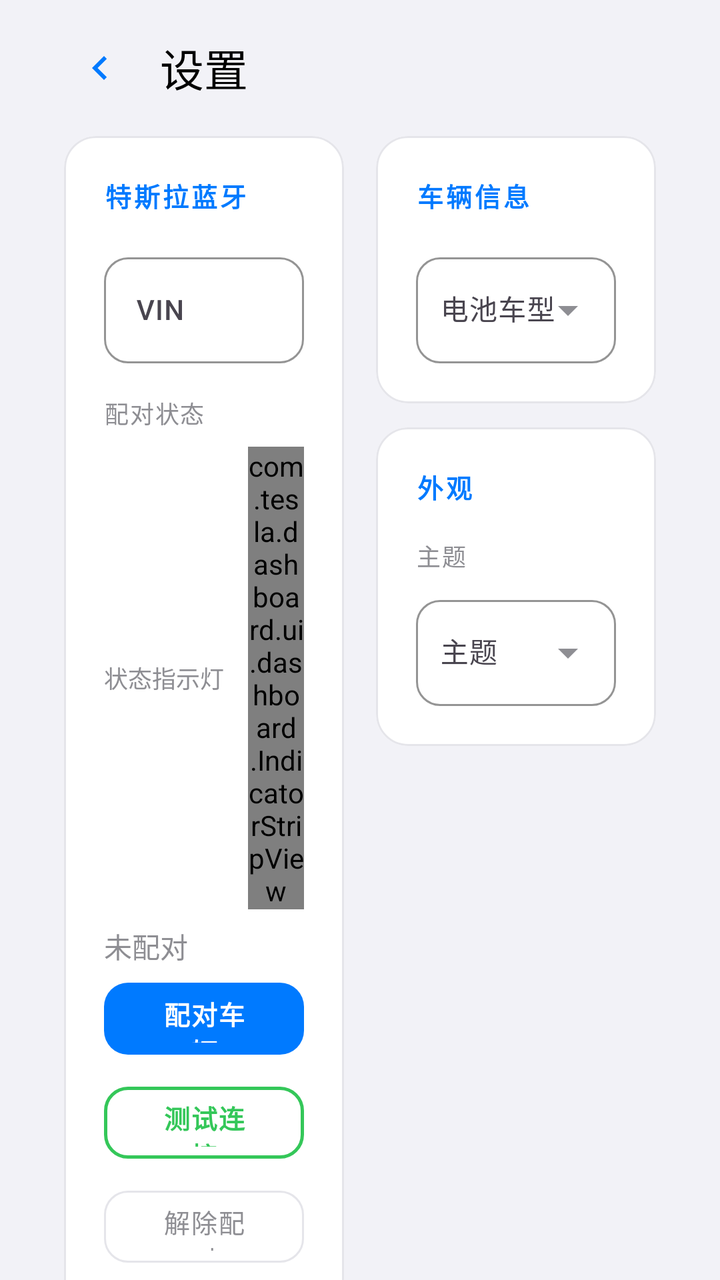
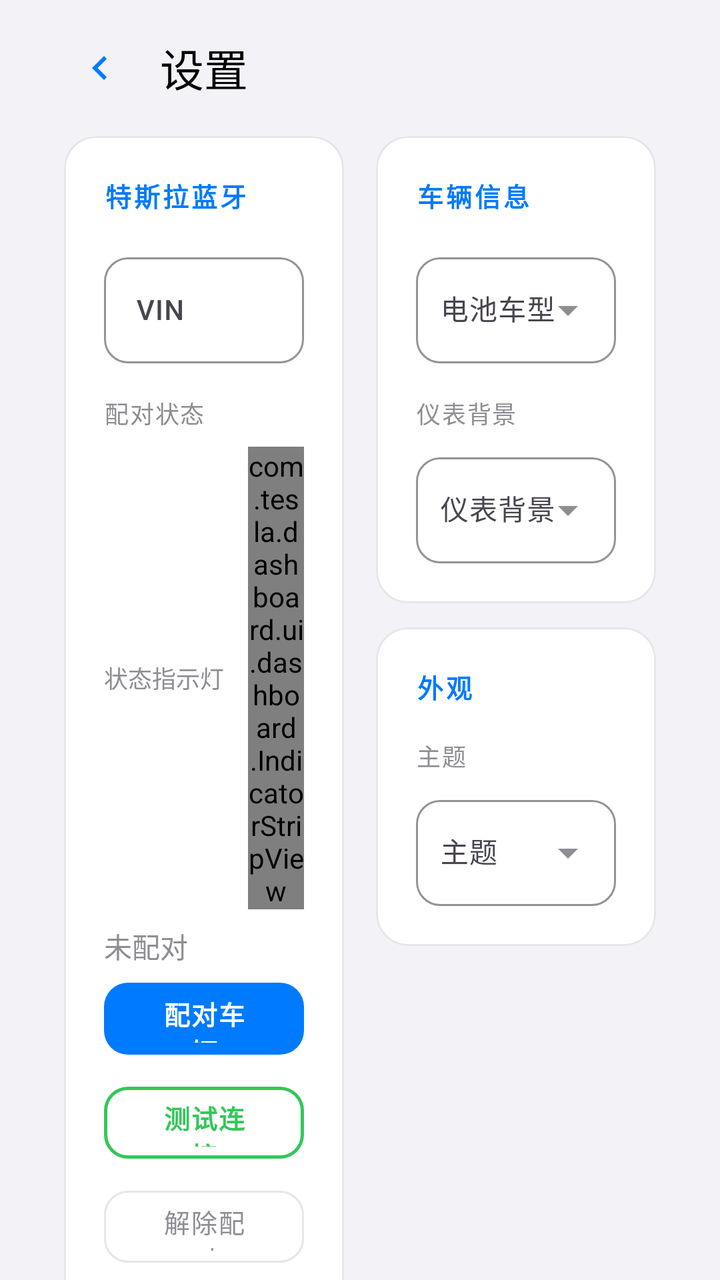

The first picture is an Android layout as it rendered before a commit; the second is the same layout after the commit. The layout source and the unified diff follow.
<!-- AndroidManifest.xml: application theme Theme.TeslaDashboard -->
<!-- res/layout/activity_settings.xml -->
<?xml version="1.0" encoding="utf-8"?>
<ScrollView xmlns:android="http://schemas.android.com/apk/res/android"
    xmlns:app="http://schemas.android.com/apk/res-auto"
    android:id="@+id/rootScroll"
    android:layout_width="match_parent"
    android:layout_height="match_parent"
    android:background="@color/background_dark"
    android:fillViewport="true"
    android:scrollbars="none">

    <LinearLayout
        android:layout_width="match_parent"
        android:layout_height="wrap_content"
        android:orientation="vertical"
        android:paddingStart="32dp"
        android:paddingEnd="32dp"
        android:paddingTop="16dp"
        android:paddingBottom="16dp">

        

        <LinearLayout
            android:layout_width="match_parent"
            android:layout_height="wrap_content"
            android:gravity="center_vertical"
            android:orientation="horizontal"
            android:layout_marginBottom="16dp">

            
            <ImageButton
                android:id="@+id/btnBack"
                android:layout_width="36dp"
                android:layout_height="36dp"
                android:background="?attr/selectableItemBackgroundBorderless"
                android:contentDescription="@string/title_settings"
                android:src="@drawable/ic_arrow_back"
                app:tint="@color/accent_cyan" />

            
            <TextView
                android:id="@+id/tvTitle"
                android:layout_width="0dp"
                android:layout_height="wrap_content"
                android:layout_marginStart="12dp"
                android:layout_weight="1"
                android:fontFamily="sans-serif-medium"
                android:text="@string/title_settings"
                android:textColor="@color/text_primary"
                android:textSize="22sp" />

        </LinearLayout>

        

        <LinearLayout
            android:layout_width="match_parent"
            android:layout_height="wrap_content"
            android:orientation="horizontal"
            android:baselineAligned="false">

            

            <LinearLayout
                android:layout_width="0dp"
                android:layout_height="wrap_content"
                android:layout_weight="1"
                android:layout_marginEnd="8dp"
                android:orientation="vertical">

                
                <com.google.android.material.card.MaterialCardView
                    android:id="@+id/cardTeslaBle"
                    android:layout_width="match_parent"
                    android:layout_height="wrap_content"
                    app:cardBackgroundColor="@color/surface_dark"
                    app:cardCornerRadius="16dp"
                    app:cardElevation="0dp"
                    app:strokeColor="@color/divider"
                    app:strokeWidth="1dp">

                    <LinearLayout
                        android:layout_width="match_parent"
                        android:layout_height="wrap_content"
                        android:orientation="vertical"
                        android:padding="20dp">

                        
                        <TextView
                            android:id="@+id/tvSectionBle"
                            android:layout_width="wrap_content"
                            android:layout_height="wrap_content"
                            android:layout_marginBottom="16dp"
                            android:fontFamily="sans-serif-medium"
                            android:letterSpacing="0.1"
                            android:text="@string/settings_tesla_ble"
                            android:textColor="@color/accent_cyan"
                            android:textSize="13sp"
                            android:textStyle="bold" />

                        
                        <com.google.android.material.textfield.TextInputLayout
                            android:id="@+id/tilVin"
                            style="@style/Widget.Material3.TextInputLayout.OutlinedBox"
                            android:layout_width="match_parent"
                            android:layout_height="wrap_content"
                            android:layout_marginBottom="16dp"
                            android:hint="@string/settings_vin"
                            app:boxCornerRadiusBottomEnd="12dp"
                            app:boxCornerRadiusBottomStart="12dp"
                            app:boxCornerRadiusTopEnd="12dp"
                            app:boxCornerRadiusTopStart="12dp"
                            app:boxStrokeColor="@color/accent_cyan">

                            <com.google.android.material.textfield.TextInputEditText
                                android:id="@+id/etVin"
                                android:layout_width="match_parent"
                                android:layout_height="wrap_content"
                                android:fontFamily="sans-serif-medium"
                                android:inputType="textCapCharacters"
                                android:maxLength="17"
                                android:textColor="@color/text_primary"
                                android:textSize="14sp" />

                        </com.google.android.material.textfield.TextInputLayout>

                        
                        <TextView
                            android:layout_width="wrap_content"
                            android:layout_height="wrap_content"
                            android:layout_marginBottom="8dp"
                            android:fontFamily="sans-serif-medium"
                            android:letterSpacing="0.05"
                            android:text="@string/settings_pairing_status"
                            android:textColor="@color/text_secondary"
                            android:textSize="12sp" />

                        
                        <LinearLayout
                            android:layout_width="match_parent"
                            android:layout_height="wrap_content"
                            android:layout_marginBottom="8dp"
                            android:gravity="center_vertical"
                            android:orientation="horizontal">

                            <TextView
                                android:layout_width="wrap_content"
                                android:layout_height="wrap_content"
                                android:fontFamily="sans-serif-medium"
                                android:text="@string/settings_indicators"
                                android:textColor="@color/text_secondary"
                                android:textSize="12sp" />

                            <com.tesla.dashboard.ui.dashboard.IndicatorStripView
                                android:id="@+id/indicatorStrip"
                                android:layout_width="wrap_content"
                                android:layout_height="wrap_content"
                                android:layout_marginStart="12dp"
                                app:isvIndicatorSize="24dp"
                                app:isvIndicatorSpacing="16dp" />
                        </LinearLayout>

                        
                        <TextView
                            android:id="@+id/tvPairingStatus"
                            android:layout_width="wrap_content"
                            android:layout_height="wrap_content"
                            android:layout_marginBottom="4dp"
                            android:fontFamily="sans-serif-medium"
                            android:text="@string/settings_not_paired"
                            android:textColor="@color/text_secondary"
                            android:textSize="14sp" />

                        
                        <TextView
                            android:id="@+id/tvPairingProgress"
                            android:layout_width="wrap_content"
                            android:layout_height="wrap_content"
                            android:layout_marginBottom="16dp"
                            android:fontFamily="sans-serif-medium"
                            android:textColor="@color/accent_cyan"
                            android:textSize="12sp"
                            android:visibility="gone" />

                        
                        <com.google.android.material.button.MaterialButton
                            android:id="@+id/btnPair"
                            style="@style/Widget.Material3.Button"
                            android:layout_width="match_parent"
                            android:layout_height="44dp"
                            android:layout_marginBottom="8dp"
                            android:fontFamily="sans-serif-medium"
                            android:letterSpacing="0.05"
                            android:text="@string/settings_pair_vehicle"
                            android:textColor="@android:color/white"
                            android:textSize="13sp"
                            android:textStyle="bold"
                            app:backgroundTint="@color/accent_cyan"
                            app:cornerRadius="12dp" />

                        
                        <com.google.android.material.button.MaterialButton
                            android:id="@+id/btnTestConnection"
                            style="@style/Widget.Material3.Button.OutlinedButton"
                            android:layout_width="match_parent"
                            android:layout_height="44dp"
                            android:layout_marginBottom="8dp"
                            android:fontFamily="sans-serif-medium"
                            android:letterSpacing="0.05"
                            android:text="@string/settings_test_connection"
                            android:textColor="@color/accent_green"
                            android:textSize="13sp"
                            android:textStyle="bold"
                            app:backgroundTint="@android:color/transparent"
                            app:cornerRadius="12dp"
                            app:strokeColor="@color/accent_green"
                            app:strokeWidth="1.5dp" />

                        
                        <com.google.android.material.button.MaterialButton
                            android:id="@+id/btnUnpair"
                            style="@style/Widget.Material3.Button.OutlinedButton"
                            android:layout_width="match_parent"
                            android:layout_height="44dp"
                            android:fontFamily="sans-serif-medium"
                            android:letterSpacing="0.05"
                            android:text="@string/settings_unpair_vehicle"
                            android:textColor="@color/text_secondary"
                            android:textSize="13sp"
                            app:backgroundTint="@android:color/transparent"
                            app:cornerRadius="12dp"
                            app:strokeColor="@color/divider"
                            app:strokeWidth="1dp" />

                    </LinearLayout>

                </com.google.android.material.card.MaterialCardView>

            </LinearLayout>

            

            <LinearLayout
                android:layout_width="0dp"
                android:layout_height="wrap_content"
                android:layout_weight="1"
                android:layout_marginStart="8dp"
                android:orientation="vertical">

                
                <com.google.android.material.card.MaterialCardView
                    android:id="@+id/cardVehicle"
                    android:layout_width="match_parent"
                    android:layout_height="wrap_content"
                    android:layout_marginBottom="12dp"
                    app:cardBackgroundColor="@color/surface_dark"
                    app:cardCornerRadius="16dp"
                    app:cardElevation="0dp"
                    app:strokeColor="@color/divider"
                    app:strokeWidth="1dp">

                    <LinearLayout
                        android:layout_width="match_parent"
                        android:layout_height="wrap_content"
                        android:orientation="vertical"
                        android:padding="20dp">

                        
                        <TextView
                            android:id="@+id/tvSectionVehicle"
                            android:layout_width="wrap_content"
                            android:layout_height="wrap_content"
                            android:layout_marginBottom="16dp"
                            android:fontFamily="sans-serif-medium"
                            android:letterSpacing="0.1"
                            android:text="@string/settings_vehicle"
                            android:textColor="@color/accent_cyan"
                            android:textSize="13sp"
                            android:textStyle="bold" />

                        
                        <com.google.android.material.textfield.TextInputLayout
                            android:id="@+id/tilBatteryModel"
                            style="@style/Widget.Material3.TextInputLayout.OutlinedBox.ExposedDropdownMenu"
                            android:layout_width="match_parent"
                            android:layout_height="wrap_content"
                            android:hint="@string/settings_battery_model"
                            app:boxCornerRadiusBottomEnd="12dp"
                            app:boxCornerRadiusBottomStart="12dp"
                            app:boxCornerRadiusTopEnd="12dp"
                            app:boxCornerRadiusTopStart="12dp"
                            app:boxStrokeColor="@color/accent_cyan"
                            app:endIconTint="@color/text_secondary">

                            <AutoCompleteTextView
                                android:id="@+id/actvBatteryModel"
                                android:layout_width="match_parent"
                                android:layout_height="wrap_content"
                                android:fontFamily="sans-serif-medium"
                                android:inputType="none"
                                android:paddingStart="12dp"
                                android:paddingEnd="8dp"
                                android:textColor="@color/text_primary"
                                android:textSize="14sp" />

                        </com.google.android.material.textfield.TextInputLayout>

                    </LinearLayout>

                </com.google.android.material.card.MaterialCardView>

                
                <com.google.android.material.card.MaterialCardView
                    android:id="@+id/cardAppearance"
                    android:layout_width="match_parent"
                    android:layout_height="wrap_content"
                    app:cardBackgroundColor="@color/surface_dark"
                    app:cardCornerRadius="16dp"
                    app:cardElevation="0dp"
                    app:strokeColor="@color/divider"
                    app:strokeWidth="1dp">

                    <LinearLayout
                        android:layout_width="match_parent"
                        android:layout_height="wrap_content"
                        android:orientation="vertical"
                        android:padding="20dp">

                        
                        <TextView
                            android:id="@+id/tvSectionAppearance"
                            android:layout_width="wrap_content"
                            android:layout_height="wrap_content"
                            android:layout_marginBottom="16dp"
                            android:fontFamily="sans-serif-medium"
                            android:letterSpacing="0.1"
                            android:text="@string/settings_appearance"
                            android:textColor="@color/accent_cyan"
                            android:textSize="13sp"
                            android:textStyle="bold" />

                        
                        <TextView
                            android:id="@+id/tvThemeLabel"
                            android:layout_width="wrap_content"
                            android:layout_height="wrap_content"
                            android:layout_marginBottom="8dp"
                            android:fontFamily="sans-serif-medium"
                            android:letterSpacing="0.05"
                            android:text="@string/settings_theme"
                            android:textColor="@color/text_secondary"
                            android:textSize="12sp" />

                        
                        <com.google.android.material.textfield.TextInputLayout
                            android:id="@+id/tilTheme"
                            style="@style/Widget.Material3.TextInputLayout.OutlinedBox.ExposedDropdownMenu"
                            android:layout_width="match_parent"
                            android:layout_height="wrap_content"
                            android:hint="@string/settings_theme"
                            app:boxCornerRadiusBottomEnd="12dp"
                            app:boxCornerRadiusBottomStart="12dp"
                            app:boxCornerRadiusTopEnd="12dp"
                            app:boxCornerRadiusTopStart="12dp"
                            app:boxStrokeColor="@color/accent_cyan"
                            app:endIconTint="@color/text_secondary">

                            <AutoCompleteTextView
                                android:id="@+id/actvTheme"
                                android:layout_width="match_parent"
                                android:layout_height="wrap_content"
                                android:fontFamily="sans-serif-medium"
                                android:inputType="none"
                                android:paddingStart="12dp"
                                android:paddingEnd="8dp"
                                android:textColor="@color/text_primary"
                                android:textSize="14sp" />

                        </com.google.android.material.textfield.TextInputLayout>

                    </LinearLayout>

                </com.google.android.material.card.MaterialCardView>

            </LinearLayout>

        </LinearLayout>

        
        <TextView
            android:id="@+id/tvVersion"
            android:layout_width="match_parent"
            android:layout_height="wrap_content"
            android:layout_marginTop="20dp"
            android:fontFamily="sans-serif-medium"
            android:gravity="center"
            android:textColor="@color/text_secondary"
            android:textSize="12sp" />

    </LinearLayout>

</ScrollView>
<!-- resources referenced by this layout -->
<resources>
  <color name="accent_cyan">@color/accent_blue</color>
  <color name="accent_green">#34C759</color>
  <color name="background_dark">@color/background</color>
  <color name="divider">#E5E5EA</color>
  <color name="surface_dark">@color/surface</color>
  <color name="text_primary">#000000</color>
  <color name="text_secondary">#8E8E93</color>
  <!-- drawable ic_arrow_back (drawable) -->
  <?xml version="1.0" encoding="utf-8"?>
  <vector xmlns:android="http://schemas.android.com/apk/res/android"
      android:width="24dp"
      android:height="24dp"
      android:viewportWidth="24"
      android:viewportHeight="24"
      android:tint="@color/text_primary">
      <path
          android:fillColor="@android:color/white"
          android:pathData="M15.4,7.4L14,6L8,12L14,18L15.4,16.6L10.8,12Z" />
  </vector>
  <string name="settings_appearance">外观</string>
  <string name="settings_battery_model">电池车型</string>
  <string name="settings_indicators">状态指示灯</string>
  <string name="settings_not_paired">未配对</string>
  <string name="settings_pair_vehicle">配对车辆</string>
  <string name="settings_pairing_status">配对状态</string>
  <string name="settings_tesla_ble">特斯拉蓝牙</string>
  <string name="settings_test_connection">测试连接</string>
  <string name="settings_theme">主题</string>
  <string name="settings_unpair_vehicle">解除配对</string>
  <string name="settings_vehicle">车辆信息</string>
  <string name="settings_vin">VIN</string>
  <string name="title_settings">设置</string>
  <style name="Theme.TeslaDashboard" parent="Theme.Material3.DayNight.NoActionBar">
  
          
          <item name="android:windowBackground">@color/background</item>
  
          
          <item name="android:windowNoTitle">true</item>
  
          
          <item name="android:windowFullscreen">true</item>
  
          
          <item name="android:statusBarColor">@android:color/transparent</item>
          <item name="android:navigationBarColor">@android:color/transparent</item>
          <item name="android:windowDrawsSystemBarBackgrounds">true</item>
  
          
          <item name="android:windowLightStatusBar">@bool/window_light_status_bar</item>
  
          
  
          <item name="colorPrimary">@color/accent_blue</item>
          <item name="colorOnPrimary">@android:color/white</item>
          <item name="colorPrimaryContainer">@color/surface</item>
          <item name="colorOnPrimaryContainer">@color/accent_blue</item>
  
          
          <item name="colorSurface">@color/surface</item>
          <item name="colorOnSurface">@color/text_primary</item>
  
          
          <item name="colorSecondary">@color/accent_green</item>
          <item name="colorOnSecondary">@android:color/white</item>
  
          
          <item name="colorError">@color/accent_red</item>
          <item name="colorOnError">@android:color/white</item>
  
      </style>
  <color name="accent_blue">#007AFF</color>
  <color name="background">#F2F2F7</color>
  <color name="surface">#FFFFFF</color>
  <color name="accent_red">#FF3B30</color>
</resources>

<!-- the commit's change to res/layout/activity_settings.xml (unified diff, before → after) -->
@@ -304,6 +304,46 @@
 
                         </com.google.android.material.textfield.TextInputLayout>
 
+                        
+                        <TextView
+                            android:id="@+id/tvBackgroundLabel"
+                            android:layout_width="wrap_content"
+                            android:layout_height="wrap_content"
+                            android:layout_marginTop="16dp"
+                            android:layout_marginBottom="8dp"
+                            android:fontFamily="sans-serif-medium"
+                            android:letterSpacing="0.05"
+                            android:text="@string/settings_background"
+                            android:textColor="@color/text_secondary"
+                            android:textSize="12sp" />
+
+                        
+                        <com.google.android.material.textfield.TextInputLayout
+                            android:id="@+id/tilBackground"
+                            style="@style/Widget.Material3.TextInputLayout.OutlinedBox.ExposedDropdownMenu"
+                            android:layout_width="match_parent"
+                            android:layout_height="wrap_content"
+                            android:hint="@string/settings_background"
+                            app:boxCornerRadiusBottomEnd="12dp"
+                            app:boxCornerRadiusBottomStart="12dp"
+                            app:boxCornerRadiusTopEnd="12dp"
+                            app:boxCornerRadiusTopStart="12dp"
+                            app:boxStrokeColor="@color/accent_cyan"
+                            app:endIconTint="@color/text_secondary">
+
+                            <AutoCompleteTextView
+                                android:id="@+id/actvBackground"
+                                android:layout_width="match_parent"
+                                android:layout_height="wrap_content"
+                                android:fontFamily="sans-serif-medium"
+                                android:inputType="none"
+                                android:paddingStart="12dp"
+                                android:paddingEnd="8dp"
+                                android:textColor="@color/text_primary"
+                                android:textSize="14sp" />
+
+                        </com.google.android.material.textfield.TextInputLayout>
+
                     </LinearLayout>
 
                 </com.google.android.material.card.MaterialCardView>
<!-- resource entries referenced after the edit -->
@@ -20,6 +20,7 @@
           android:pathData="M15.4,7.4L14,6L8,12L14,18L15.4,16.6L10.8,12Z" />
   </vector>
   <string name="settings_appearance">外观</string>
+  <string name="settings_background">仪表背景</string>
   <string name="settings_battery_model">电池车型</string>
   <string name="settings_indicators">状态指示灯</string>
   <string name="settings_not_paired">未配对</string>
